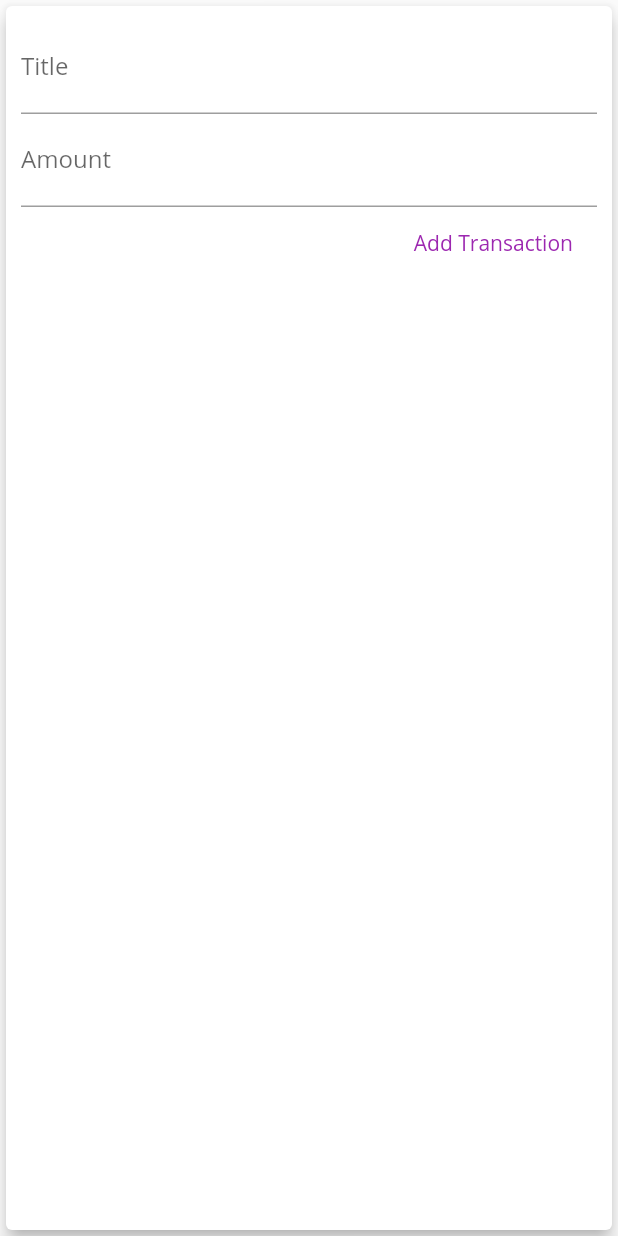
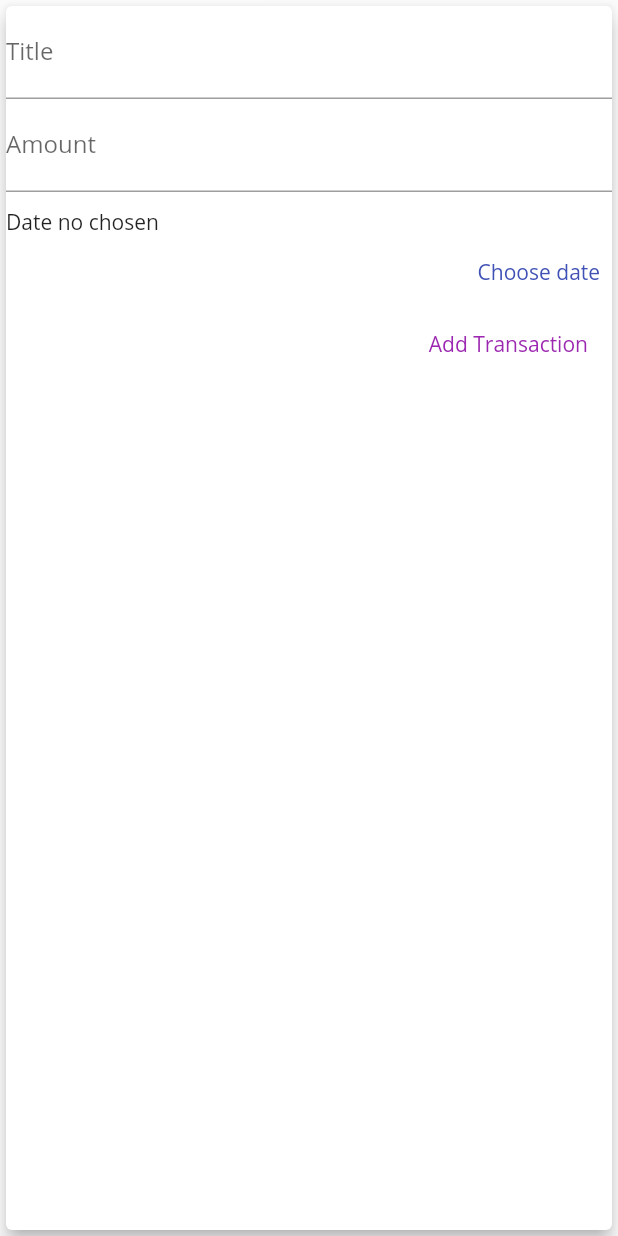
Before and after one commit to Voitekhov/expense_app, a Flutter app: the UserInput widget shown alone on an empty page, opened directly with empty values, after a tap on "Add Transaction", on a phone screen of 412 x 824 dp. Run offline on Flutter 3.47's test engine with Material 2 defaults, Android fonts, the phone set to English and light mode, and no system bars.

Commit message:
add data picker

```diff
--- a/lib/widget/PurchaseCard.dart
+++ b/lib/widget/PurchaseCard.dart
@@ -3,7 +3,6 @@ import 'package:expence_app/widget/purchase_card_inner_widgets/DateTimeText.dart
 import 'package:expence_app/widget/purchase_card_inner_widgets/PriceText.dart';
 import 'package:expence_app/widget/purchase_card_inner_widgets/TitleText.dart';
 import 'package:flutter/material.dart';
-import 'package:intl/intl.dart';
 
 class PurchaseCard extends StatefulWidget {
   final Purchase _purchase;
--- a/lib/widget/UserInput.dart
+++ b/lib/widget/UserInput.dart
@@ -1,4 +1,5 @@
 import 'package:flutter/material.dart';
+import 'package:intl/intl.dart';
 
 class UserInput extends StatefulWidget {
   Function addPurchase;
@@ -10,22 +11,23 @@ class UserInput extends StatefulWidget {
 }
 
 class _UserInputState extends State<UserInput> {
-  final titleController = TextEditingController();
+  final _titleController = TextEditingController();
 
-  final amountController = TextEditingController();
+  final _amountController = TextEditingController();
+
+  DateTime? _selectedDate = null;
 
   @override
   Widget build(BuildContext context) {
     return Card(
       elevation: 5,
       child: Container(
-        padding: EdgeInsets.all(10),
         child: Column(
           crossAxisAlignment: CrossAxisAlignment.end,
           children: <Widget>[
             TextField(
               decoration: InputDecoration(labelText: 'Title'),
-              controller: titleController,
+              controller: _titleController,
               onSubmitted: (_) => _addToList(),
               // onChanged: (val) {
               //   titleInput = val;
@@ -33,11 +35,20 @@ class _UserInputState extends State<UserInput> {
             ),
             TextField(
               decoration: InputDecoration(labelText: 'Amount'),
-              controller: amountController,
+              controller: _amountController,
               keyboardType: TextInputType.numberWithOptions(decimal: true),
               onSubmitted: (_) => _addToList(),
               // onChanged: (val) => amountInput = val,
             ),
+            Container(
+              margin: EdgeInsets.fromLTRB(0, 10, 0, 0),
+              alignment: Alignment.topLeft,
+              child: Text(_selectedDate == null
+                  ? "Date no chosen"
+                  : DateFormat().add_yMd().format(_selectedDate!)),
+            ),
+            TextButton(onPressed: _showDatePicker, child: Text("Choose date")),
+            // place for date time picker
             FlatButton(
               child: Text('Add Transaction'),
               textColor: Colors.purple,
@@ -50,13 +61,27 @@ class _UserInputState extends State<UserInput> {
   }
 
   _addToList() {
-    if (titleController.text.isEmpty || amountController.text.isEmpty) {
+    if (_titleController.text.isEmpty || _amountController.text.isEmpty) {
       return;
     }
-    double amount = double.parse(amountController.text);
+    double amount = double.parse(_amountController.text);
     if (amount < 0) {
       return;
     }
-    widget.addPurchase(titleController.text, amount, DateTime.now());
+    widget.addPurchase(_titleController.text, amount,
+        _selectedDate == null ? DateTime.now() : _selectedDate);
+  }
+
+  _showDatePicker() {
+    showDatePicker(
+      initialDate: DateTime.now(),
+      firstDate: DateTime(2020, 1, 1),
+      lastDate: DateTime.now().add(Duration(days: 30)),
+      context: context,
+    ).then((value) {
+      setState(() {
+        _selectedDate = value;
+      });
+    });
   }
 }
```
Also changed, not shown: lib/main.dart (+5 -5 lines).
